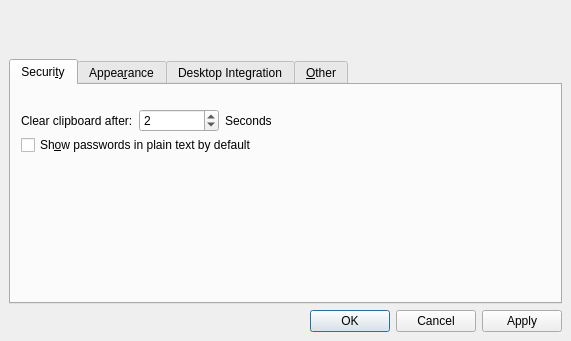
Above: src/forms/SettingsDlg.ui from thooge/keepassx1 before the change. Below: the same form after it.
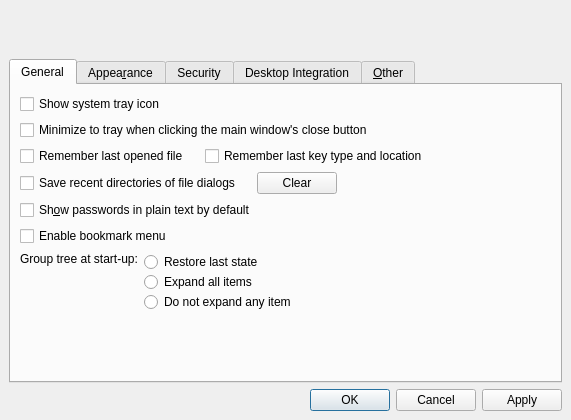
That is the form after the change. The open tabs and pages were chosen to show the change. Icons and pictures are not drawn.

Commit message: fixed some minor bugs in password generation dialog, added new options to settings dlg (no functions behind yet)

The edit to the form file:
```diff
--- a/src/forms/SettingsDlg.ui
+++ b/src/forms/SettingsDlg.ui
@@ -6,19 +6,19 @@
     <x>0</x>
     <y>0</y>
     <width>571</width>
-    <height>341</height>
+    <height>420</height>
    </rect>
   </property>
   <property name="minimumSize" >
    <size>
     <width>571</width>
-    <height>341</height>
+    <height>420</height>
    </size>
   </property>
   <property name="maximumSize" >
    <size>
     <width>571</width>
-    <height>341</height>
+    <height>420</height>
    </size>
   </property>
   <property name="windowTitle" >
@@ -62,21 +62,34 @@
       <enum>QTabWidget::Rounded</enum>
      </property>
      <property name="currentIndex" >
-      <number>2</number>
+      <number>0</number>
      </property>
      <widget class="QWidget" name="tab" >
       <attribute name="title" >
-       <string>Securi&amp;ty</string>
+       <string>General</string>
       </attribute>
-      <widget class="QWidget" name="widget" >
-       <property name="geometry" >
-        <rect>
-         <x>10</x>
-         <y>20</y>
-         <width>531</width>
-         <height>31</height>
-        </rect>
+      <layout class="QVBoxLayout" >
+       <property name="margin" >
+        <number>9</number>
        </property>
+       <property name="spacing" >
+        <number>6</number>
+       </property>
+       <item>
+        <widget class="QCheckBox" name="checkBox_ShowSysTrayIcon" >
+         <property name="text" >
+          <string>Show system tray icon</string>
+         </property>
+        </widget>
+       </item>
+       <item>
+        <widget class="QCheckBox" name="checkBox_MinimizeToTray" >
+         <property name="text" >
+          <string>Minimize to tray when clicking the main window's close button</string>
+         </property>
+        </widget>
+       </item>
+       <item>
        <layout class="QHBoxLayout" >
         <property name="margin" >
          <number>0</number>
@@ -85,62 +98,108 @@
          <number>6</number>
         </property>
         <item>
-         <widget class="QLabel" name="textLabel1" >
-          <property name="sizePolicy" >
-           <sizepolicy>
-            <hsizetype>4</hsizetype>
-            <vsizetype>5</vsizetype>
-            <horstretch>0</horstretch>
-            <verstretch>0</verstretch>
-           </sizepolicy>
-          </property>
+          <widget class="QCheckBox" name="CheckBox_OpenLast" >
+           <property name="text" >
+            <string>Remember last opened file</string>
+           </property>
+           <property name="shortcut" >
+            <string>Alt+Ö</string>
+           </property>
+          </widget>
+         </item>
+         <item>
+          <spacer>
+           <property name="orientation" >
+            <enum>Qt::Horizontal</enum>
+           </property>
+           <property name="sizeType" >
+            <enum>QSizePolicy::Fixed</enum>
+           </property>
+           <property name="sizeHint" >
+            <size>
+             <width>10</width>
+             <height>20</height>
+            </size>
+           </property>
+          </spacer>
+         </item>
+         <item>
+          <widget class="QCheckBox" name="CheckBox_RememberLastKey" >
           <property name="text" >
-           <string>Clear clipboard after:</string>
+            <string>Remember last key type and location</string>
           </property>
          </widget>
         </item>
         <item>
-         <widget class="QSpinBox" name="SpinBox_ClipboardTime" >
-          <property name="sizePolicy" >
-           <sizepolicy>
-            <hsizetype>5</hsizetype>
-            <vsizetype>0</vsizetype>
-            <horstretch>0</horstretch>
-            <verstretch>0</verstretch>
-           </sizepolicy>
-          </property>
-          <property name="maximumSize" >
+          <spacer>
+           <property name="orientation" >
+            <enum>Qt::Horizontal</enum>
+           </property>
+           <property name="sizeHint" >
            <size>
-            <width>80</width>
-            <height>16777215</height>
-           </size>
-          </property>
-          <property name="maximum" >
-           <number>50000</number>
-          </property>
-          <property name="value" >
-           <number>2</number>
-          </property>
+             <width>40</width>
+             <height>20</height>
+            </size>
+           </property>
+          </spacer>
+         </item>
+        </layout>
+       </item>
+       <item>
+        <layout class="QHBoxLayout" >
+         <property name="margin" >
+          <number>0</number>
+         </property>
+         <property name="spacing" >
+          <number>6</number>
+         </property>
+         <item>
+          <widget class="QCheckBox" name="checkBox_SaveFileDlgHistory" >
+           <property name="text" >
+            <string>Save recent directories of file dialogs</string>
+           </property>
          </widget>
         </item>
         <item>
-         <widget class="QLabel" name="textLabel2" >
+          <spacer>
+           <property name="orientation" >
+            <enum>Qt::Horizontal</enum>
+           </property>
+           <property name="sizeType" >
+            <enum>QSizePolicy::Fixed</enum>
+           </property>
+           <property name="sizeHint" >
+            <size>
+             <width>10</width>
+             <height>20</height>
+            </size>
+           </property>
+          </spacer>
+         </item>
+         <item>
+          <widget class="QPushButton" name="Button_ClearFileDlgHistory" >
           <property name="text" >
-           <string>Seconds</string>
+            <string>Clear</string>
           </property>
          </widget>
         </item>
-       </layout>
-      </widget>
+         <item>
+          <spacer>
+           <property name="orientation" >
+            <enum>Qt::Horizontal</enum>
+           </property>
+           <property name="sizeHint" >
+            <size>
+             <width>40</width>
+             <height>20</height>
+            </size>
+           </property>
+          </spacer>
+         </item>
+        </layout>
+       </item>
+       <item>
       <widget class="QCheckBox" name="CheckBox_ShowPasswords" >
-       <property name="geometry" >
-        <rect>
-         <x>10</x>
-         <y>50</y>
-         <width>531</width>
-         <height>20</height>
-        </rect>
-       </property>
        <property name="text" >
         <string>Sh&amp;ow passwords in plain text by default</string>
        </property>
@@ -148,32 +207,137 @@
         <string>Alt+O</string>
        </property>
       </widget>
+       </item>
+       <item>
+        <widget class="QCheckBox" name="checkBox_4" >
+         <property name="text" >
+          <string>Enable bookmark menu</string>
+         </property>
+        </widget>
+       </item>
+       <item>
+        <layout class="QHBoxLayout" >
+         <property name="margin" >
+          <number>0</number>
+         </property>
+         <property name="spacing" >
+          <number>6</number>
+         </property>
+         <item>
+          <layout class="QVBoxLayout" >
+           <property name="margin" >
+            <number>0</number>
+           </property>
+           <property name="spacing" >
+            <number>6</number>
+           </property>
+           <item>
+            <widget class="QLabel" name="label_3" >
+             <property name="text" >
+              <string>Group tree at start-up:</string>
+             </property>
+            </widget>
+           </item>
+           <item>
+            <spacer>
+             <property name="orientation" >
+              <enum>Qt::Vertical</enum>
+             </property>
+             <property name="sizeHint" >
+              <size>
+               <width>20</width>
+               <height>40</height>
+              </size>
+             </property>
+            </spacer>
+           </item>
+          </layout>
+         </item>
+         <item>
+          <layout class="QVBoxLayout" >
+           <property name="margin" >
+            <number>0</number>
+           </property>
+           <property name="spacing" >
+            <number>0</number>
+           </property>
+           <item>
+            <widget class="QRadioButton" name="Radio_GroupTreeRestore" >
+             <property name="text" >
+              <string>Restore last state</string>
+             </property>
+            </widget>
+           </item>
+           <item>
+            <widget class="QRadioButton" name="Radio_GroupTreeExpand" >
+             <property name="text" >
+              <string>Expand all items</string>
+             </property>
+            </widget>
+           </item>
+           <item>
+            <widget class="QRadioButton" name="Radion_GroupTreeDoNothing" >
+             <property name="text" >
+              <string>Do not expand any item</string>
+             </property>
+            </widget>
+           </item>
+          </layout>
+         </item>
+         <item>
+          <spacer>
+           <property name="orientation" >
+            <enum>Qt::Horizontal</enum>
+           </property>
+           <property name="sizeHint" >
+            <size>
+             <width>40</width>
+             <height>20</height>
+            </size>
+           </property>
+          </spacer>
+         </item>
+        </layout>
+       </item>
+       <item>
+        <spacer>
+         <property name="orientation" >
+          <enum>Qt::Vertical</enum>
+         </property>
+         <property name="sizeHint" >
+          <size>
+           <width>20</width>
+           <height>40</height>
+          </size>
+         </property>
+        </spacer>
+       </item>
+      </layout>
      </widget>
      <widget class="QWidget" name="TabPage" >
       <attribute name="title" >
        <string>Appea&amp;rance</string>
       </attribute>
+      <layout class="QVBoxLayout" >
+       <property name="margin" >
+        <number>9</number>
+       </property>
+       <property name="spacing" >
+        <number>6</number>
+       </property>
+       <item>
       <widget class="QGroupBox" name="groupBox1" >
-       <property name="geometry" >
-        <rect>
-         <x>20</x>
-         <y>10</y>
-         <width>520</width>
-         <height>90</height>
-        </rect>
-       </property>
        <property name="title" >
         <string>Banner Color</string>
        </property>
-       <widget class="QWidget" name="widget" >
-        <property name="geometry" >
-         <rect>
-          <x>11</x>
-          <y>20</y>
-          <width>501</width>
-          <height>62</height>
-         </rect>
-        </property>
+         <layout class="QVBoxLayout" >
+          <property name="margin" >
+           <number>9</number>
+          </property>
+          <property name="spacing" >
+           <number>6</number>
+          </property>
+          <item>
         <layout class="QGridLayout" >
          <property name="margin" >
           <number>0</number>
@@ -428,37 +592,113 @@
           </spacer>
          </item>
         </layout>
-       </widget>
-      </widget>
-      <widget class="QCheckBox" name="CheckBox_ExpandGroupTree" >
-       <property name="geometry" >
-        <rect>
-         <x>10</x>
-         <y>110</y>
-         <width>521</width>
-         <height>20</height>
-        </rect>
-       </property>
-       <property name="text" >
-        <string>Expand group tree when opening a database</string>
-       </property>
-       <property name="shortcut" >
-        <string>Alt+Ö</string>
-       </property>
-      </widget>
+          </item>
+         </layout>
+        </widget>
+       </item>
+       <item>
       <widget class="QCheckBox" name="CheckBox_AlternatingRowColors" >
-       <property name="geometry" >
-        <rect>
-         <x>10</x>
-         <y>130</y>
-         <width>531</width>
-         <height>22</height>
-        </rect>
-       </property>
        <property name="text" >
         <string>Alternating Row Colors</string>
        </property>
       </widget>
+       </item>
+       <item>
+        <spacer>
+         <property name="orientation" >
+          <enum>Qt::Vertical</enum>
+         </property>
+         <property name="sizeHint" >
+          <size>
+           <width>20</width>
+           <height>40</height>
+          </size>
+         </property>
+        </spacer>
+       </item>
+      </layout>
+     </widget>
+     <widget class="QWidget" name="tab_3" >
+      <attribute name="title" >
+       <string>Security</string>
+      </attribute>
+      <layout class="QVBoxLayout" >
+       <property name="margin" >
+        <number>9</number>
+       </property>
+       <property name="spacing" >
+        <number>6</number>
+       </property>
+       <item>
+        <layout class="QHBoxLayout" >
+         <property name="margin" >
+          <number>0</number>
+         </property>
+         <property name="spacing" >
+          <number>6</number>
+         </property>
+         <item>
+          <widget class="QLabel" name="textLabel1" >
+           <property name="sizePolicy" >
+            <sizepolicy>
+             <hsizetype>4</hsizetype>
+             <vsizetype>5</vsizetype>
+             <horstretch>0</horstretch>
+             <verstretch>0</verstretch>
+            </sizepolicy>
+           </property>
+           <property name="text" >
+            <string>Clear clipboard after:</string>
+           </property>
+          </widget>
+         </item>
+         <item>
+          <widget class="QSpinBox" name="SpinBox_ClipboardTime" >
+           <property name="sizePolicy" >
+            <sizepolicy>
+             <hsizetype>5</hsizetype>
+             <vsizetype>0</vsizetype>
+             <horstretch>0</horstretch>
+             <verstretch>0</verstretch>
+            </sizepolicy>
+           </property>
+           <property name="maximumSize" >
+            <size>
+             <width>80</width>
+             <height>16777215</height>
+            </size>
+           </property>
+           <property name="maximum" >
+            <number>50000</number>
+           </property>
+           <property name="value" >
+            <number>2</number>
+           </property>
+          </widget>
+         </item>
+         <item>
+          <widget class="QLabel" name="textLabel2" >
+           <property name="text" >
+            <string>Seconds</string>
+           </property>
+          </widget>
+         </item>
+        </layout>
+       </item>
+       <item>
+        <spacer>
+         <property name="orientation" >
+          <enum>Qt::Vertical</enum>
+         </property>
+         <property name="sizeHint" >
+          <size>
+           <width>20</width>
+           <height>40</height>
+          </size>
+         </property>
+        </spacer>
+       </item>
+      </layout>
      </widget>
      <widget class="QWidget" name="tab_2" >
       <attribute name="title" >
@@ -589,15 +829,14 @@
       <attribute name="title" >
        <string>&amp;Other</string>
       </attribute>
-      <widget class="QWidget" name="widget" >
-       <property name="geometry" >
-        <rect>
-         <x>10</x>
-         <y>70</y>
-         <width>531</width>
-         <height>66</height>
-        </rect>
+      <layout class="QVBoxLayout" >
+       <property name="margin" >
+        <number>9</number>
        </property>
+       <property name="spacing" >
+        <number>6</number>
+       </property>
+       <item>
        <layout class="QGridLayout" >
         <property name="margin" >
          <number>0</number>
@@ -645,36 +884,21 @@
          </widget>
         </item>
        </layout>
-      </widget>
-      <widget class="QCheckBox" name="CheckBox_RememberLastKey" >
-       <property name="geometry" >
-        <rect>
-         <x>30</x>
-         <y>40</y>
-         <width>501</width>
-         <height>22</height>
-        </rect>
-       </property>
-       <property name="text" >
-        <string>Remember last key type and location</string>
-       </property>
-      </widget>
-      <widget class="QCheckBox" name="CheckBox_OpenLast" >
-       <property name="geometry" >
-        <rect>
-         <x>10</x>
-         <y>20</y>
-         <width>521</width>
-         <height>20</height>
-        </rect>
-       </property>
-       <property name="text" >
-        <string>Remember last opened file</string>
-       </property>
-       <property name="shortcut" >
-        <string>Alt+Ö</string>
-       </property>
-      </widget>
+       </item>
+       <item>
+        <spacer>
+         <property name="orientation" >
+          <enum>Qt::Vertical</enum>
+         </property>
+         <property name="sizeHint" >
+          <size>
+           <width>20</width>
+           <height>40</height>
+          </size>
+         </property>
+        </spacer>
+       </item>
+      </layout>
      </widget>
     </widget>
    </item>
```
Left out of the diff: 2 changed lines with no effect on the pictures. Lines whose indentation alone changed are shown as unchanged. The commit also changes 8 other files.
